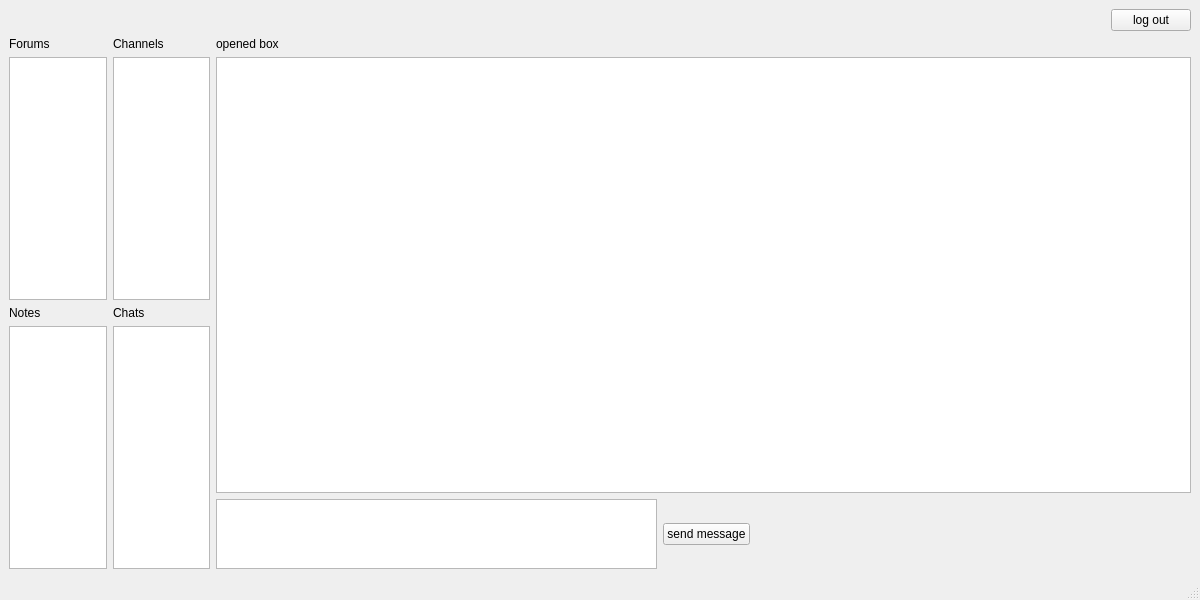
Qt form uis/chat_forum_window.ui (ssysek/slack) before a commit.
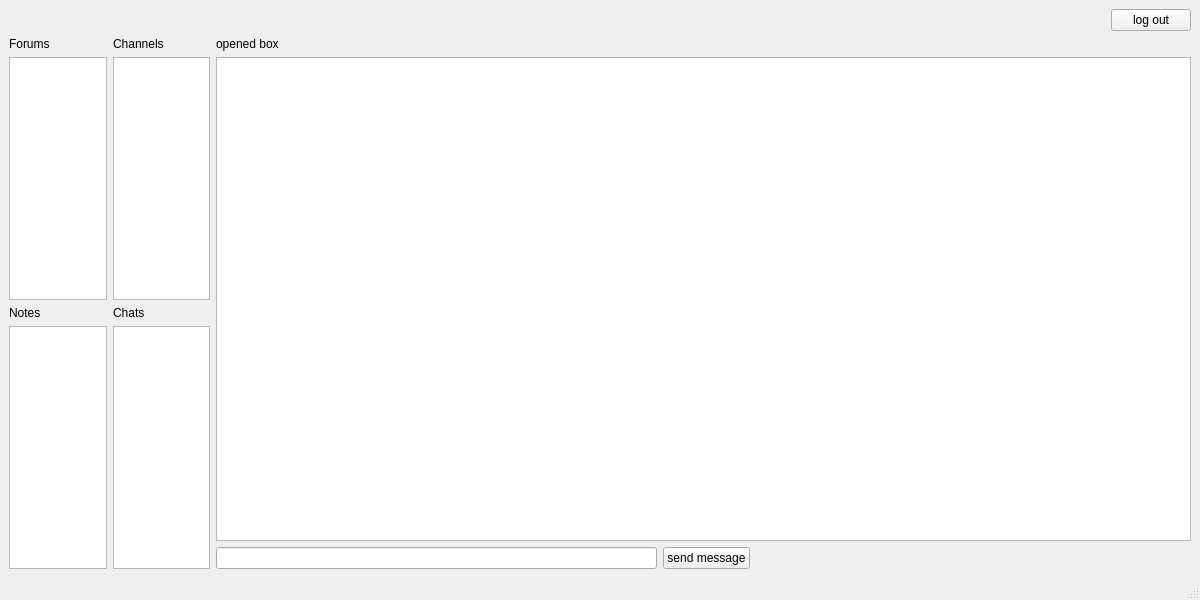
The same form after that commit.

Commit message: zmiana elementu na text edit

Diff of the .ui file:
```diff
--- a/uis/chat_forum_window.ui
+++ b/uis/chat_forum_window.ui
@@ -73,7 +73,7 @@
       <item>
        <layout class="QHBoxLayout" name="horizontalLayout_2" stretch="0,0,0">
         <item>
-         <widget class="QTextBrowser" name="textBrowser_message_in"/>
+         <widget class="QLineEdit" name="lineEdit"/>
         </item>
         <item>
          <widget class="QPushButton" name="button_send_message">
@@ -87,6 +87,9 @@
           <property name="orientation">
            <enum>Qt::Horizontal</enum>
           </property>
+          <property name="sizeType">
+           <enum>QSizePolicy::Expanding</enum>
+          </property>
           <property name="sizeHint" stdset="0">
            <size>
             <width>40</width>
```
The commit also changes 1 other file.
